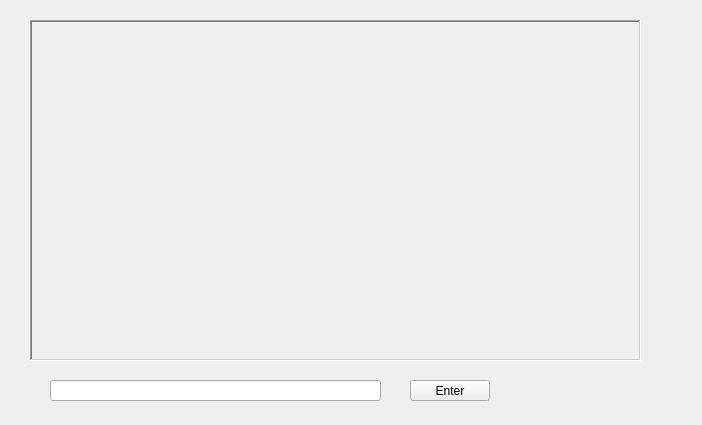
This is qprocess_test/qprocesstest.ui in Zalafina/Qt_SmallSample as Qt 5 draws it before an edit. The edited form follows.
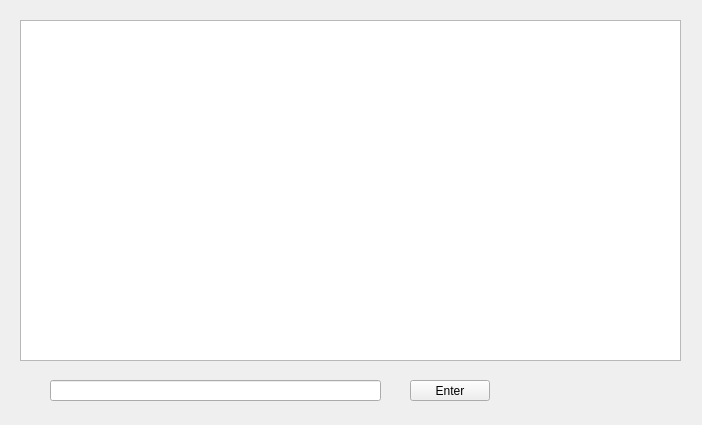
This is the edited form.

Commit message: QProcessTest use plain text edit.

Patch:
```diff
--- a/qprocess_test/qprocesstest.ui
+++ b/qprocess_test/qprocesstest.ui
@@ -13,32 +13,6 @@
   <property name="windowTitle">
    <string>QProcessTest</string>
   </property>
-  <widget class="QScrollArea" name="scrollArea">
-   <property name="geometry">
-    <rect>
-     <x>30</x>
-     <y>20</y>
-     <width>611</width>
-     <height>341</height>
-    </rect>
-   </property>
-   <property name="frameShape">
-    <enum>QFrame::WinPanel</enum>
-   </property>
-   <property name="widgetResizable">
-    <bool>true</bool>
-   </property>
-   <widget class="QWidget" name="scrollAreaWidgetContents">
-    <property name="geometry">
-     <rect>
-      <x>0</x>
-      <y>0</y>
-      <width>607</width>
-      <height>337</height>
-     </rect>
-    </property>
-   </widget>
-  </widget>
   <widget class="QLineEdit" name="lineEdit">
    <property name="geometry">
     <rect>
@@ -62,6 +36,19 @@
     <string>Enter</string>
    </property>
   </widget>
+  <widget class="QPlainTextEdit" name="plainTextEdit">
+   <property name="geometry">
+    <rect>
+     <x>20</x>
+     <y>20</y>
+     <width>661</width>
+     <height>341</height>
+    </rect>
+   </property>
+   <property name="readOnly">
+    <bool>true</bool>
+   </property>
+  </widget>
  </widget>
  <layoutdefault spacing="6" margin="11"/>
  <resources/>
```
